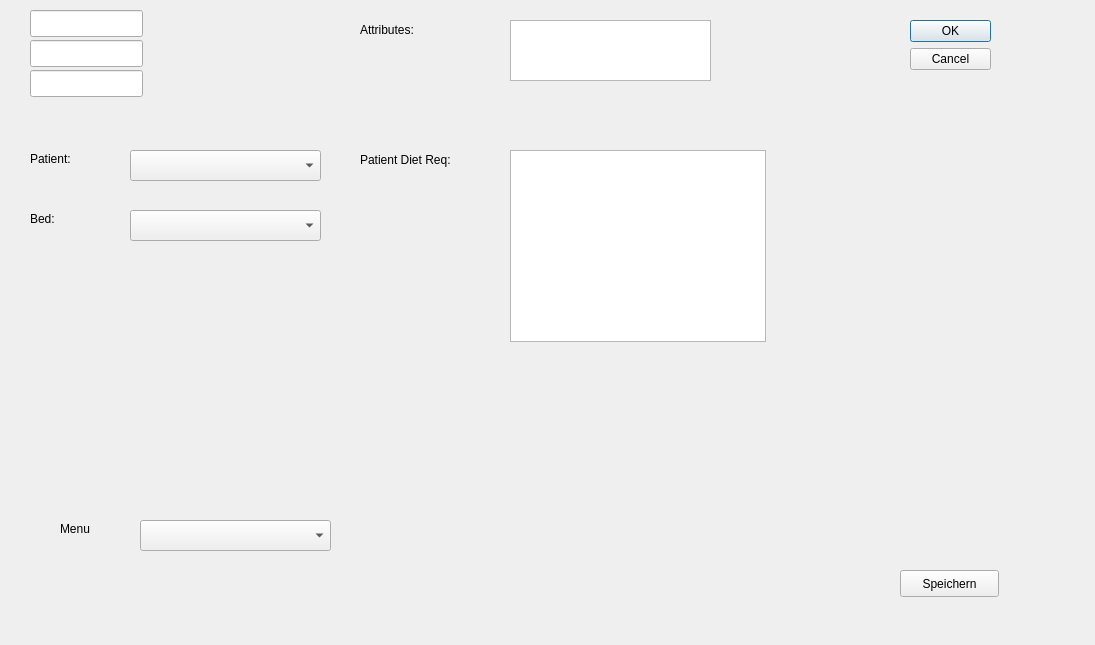
Qt form MealAdmin/restriction.ui (WernerHugendubel/mealadmin) before a commit.
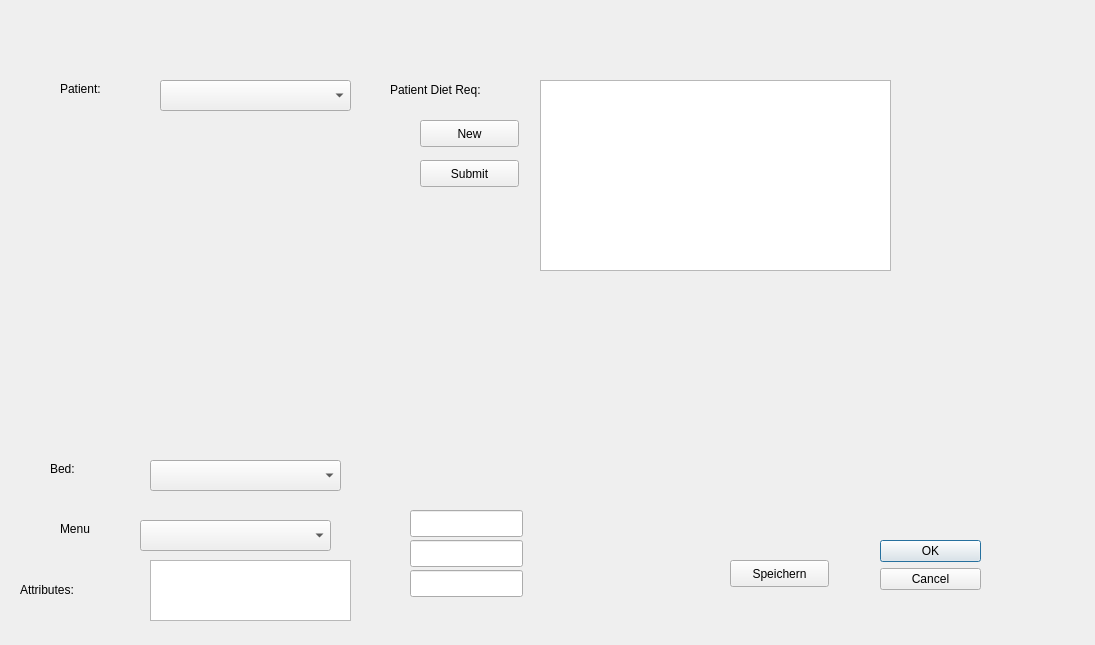
The same form after that commit.

The edit to the form file:
```diff
--- a/MealAdmin/restriction.ui
+++ b/MealAdmin/restriction.ui
@@ -16,10 +16,10 @@
   <widget class="QDialogButtonBox" name="buttonBox">
    <property name="geometry">
     <rect>
-     <x>910</x>
-     <y>20</y>
-     <width>81</width>
-     <height>241</height>
+     <x>880</x>
+     <y>540</y>
+     <width>101</width>
+     <height>71</height>
     </rect>
    </property>
    <property name="orientation">
@@ -32,8 +32,8 @@
   <widget class="QTableView" name="tableViewBed">
    <property name="geometry">
     <rect>
-     <x>510</x>
-     <y>20</y>
+     <x>150</x>
+     <y>560</y>
      <width>201</width>
      <height>61</height>
     </rect>
@@ -42,8 +42,8 @@
   <widget class="QComboBox" name="comboBoxBed">
    <property name="geometry">
     <rect>
-     <x>130</x>
-     <y>210</y>
+     <x>150</x>
+     <y>460</y>
      <width>191</width>
      <height>31</height>
     </rect>
@@ -52,8 +52,8 @@
   <widget class="QLineEdit" name="le_bed_id">
    <property name="geometry">
     <rect>
-     <x>30</x>
-     <y>10</y>
+     <x>410</x>
+     <y>510</y>
      <width>113</width>
      <height>27</height>
     </rect>
@@ -62,8 +62,8 @@
   <widget class="QLineEdit" name="le_room_id">
    <property name="geometry">
     <rect>
-     <x>30</x>
-     <y>40</y>
+     <x>410</x>
+     <y>540</y>
      <width>113</width>
      <height>27</height>
     </rect>
@@ -72,8 +72,8 @@
   <widget class="QLineEdit" name="le_description">
    <property name="geometry">
     <rect>
-     <x>30</x>
-     <y>70</y>
+     <x>410</x>
+     <y>570</y>
      <width>113</width>
      <height>27</height>
     </rect>
@@ -92,8 +92,8 @@
   <widget class="QLabel" name="label">
    <property name="geometry">
     <rect>
-     <x>30</x>
-     <y>210</y>
+     <x>50</x>
+     <y>460</y>
      <width>67</width>
      <height>17</height>
     </rect>
@@ -118,8 +118,8 @@
   <widget class="QLabel" name="label_3">
    <property name="geometry">
     <rect>
-     <x>360</x>
-     <y>20</y>
+     <x>20</x>
+     <y>580</y>
      <width>101</width>
      <height>20</height>
     </rect>
@@ -131,8 +131,8 @@
   <widget class="QPushButton" name="pushButton">
    <property name="geometry">
     <rect>
-     <x>900</x>
-     <y>570</y>
+     <x>730</x>
+     <y>560</y>
      <width>99</width>
      <height>27</height>
     </rect>
@@ -144,18 +144,18 @@
   <widget class="QTableView" name="tableViewPatientDietReq">
    <property name="geometry">
     <rect>
-     <x>510</x>
-     <y>150</y>
-     <width>256</width>
-     <height>192</height>
+     <x>540</x>
+     <y>80</y>
+     <width>351</width>
+     <height>191</height>
     </rect>
    </property>
   </widget>
   <widget class="QLabel" name="label_4">
    <property name="geometry">
     <rect>
-     <x>360</x>
-     <y>150</y>
+     <x>390</x>
+     <y>80</y>
      <width>131</width>
      <height>20</height>
     </rect>
@@ -167,8 +167,8 @@
   <widget class="QComboBox" name="comboBoxPatient">
    <property name="geometry">
     <rect>
-     <x>130</x>
-     <y>150</y>
+     <x>160</x>
+     <y>80</y>
      <width>191</width>
      <height>31</height>
     </rect>
@@ -177,8 +177,8 @@
   <widget class="QLabel" name="label_5">
    <property name="geometry">
     <rect>
-     <x>30</x>
-     <y>150</y>
+     <x>60</x>
+     <y>80</y>
      <width>67</width>
      <height>17</height>
     </rect>
@@ -187,6 +187,32 @@
     <string>Patient:</string>
    </property>
   </widget>
+  <widget class="QPushButton" name="pushButtonAddRecordDietReq">
+   <property name="geometry">
+    <rect>
+     <x>420</x>
+     <y>120</y>
+     <width>99</width>
+     <height>27</height>
+    </rect>
+   </property>
+   <property name="text">
+    <string>New</string>
+   </property>
+  </widget>
+  <widget class="QPushButton" name="pushButtonSubmit">
+   <property name="geometry">
+    <rect>
+     <x>420</x>
+     <y>160</y>
+     <width>99</width>
+     <height>27</height>
+    </rect>
+   </property>
+   <property name="text">
+    <string>Submit</string>
+   </property>
+  </widget>
  </widget>
  <resources/>
  <connections>
```
